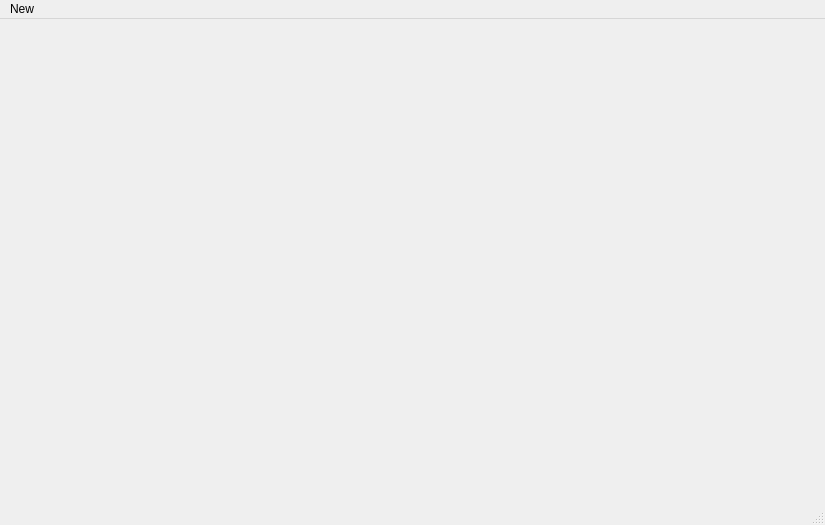
0xdeadbeer/hexinspector, file mainwindow.ui: the form before one commit.
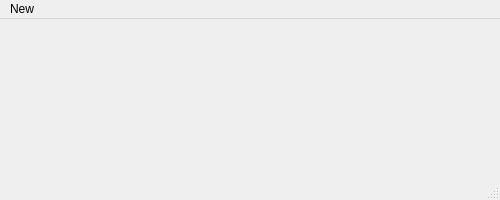
The form after the commit. Icons and pictures are not drawn.

The edit to the form file:
```diff
--- a/mainwindow.ui
+++ b/mainwindow.ui
@@ -6,8 +6,8 @@
    <rect>
     <x>0</x>
     <y>0</y>
-    <width>825</width>
-    <height>525</height>
+    <width>500</width>
+    <height>200</height>
    </rect>
   </property>
   <property name="sizePolicy">
@@ -38,7 +38,7 @@
     <rect>
      <x>0</x>
      <y>0</y>
-     <width>825</width>
+     <width>500</width>
      <height>20</height>
     </rect>
    </property>
```
Left out of the diff: 6 changed lines with no effect on the pictures.
